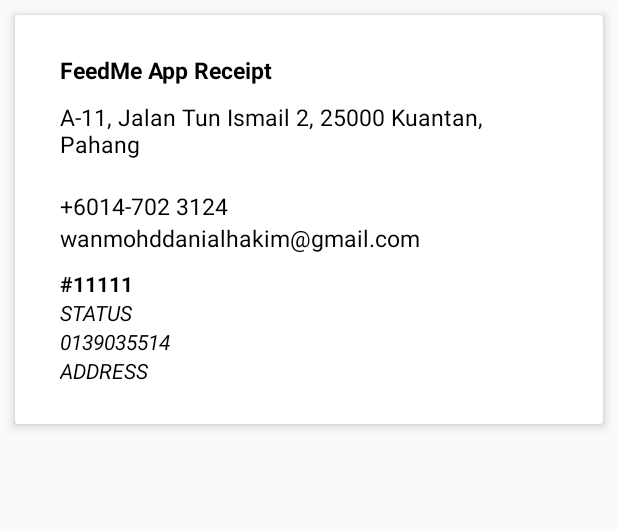
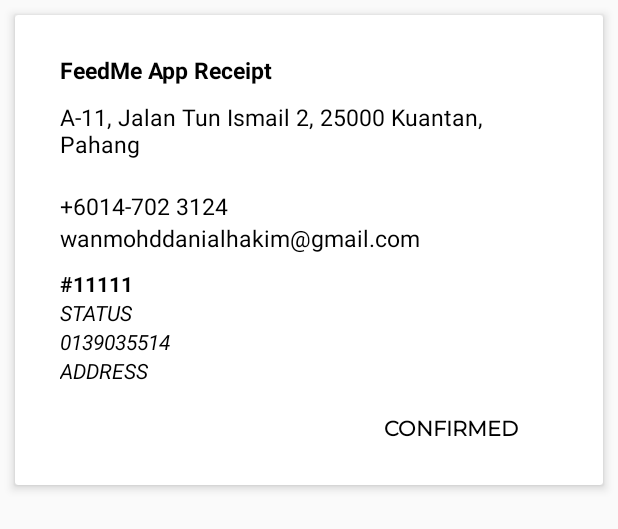
Before and after one commit to wmDanialh/G03_39-FEED-ME-APP-STAFF-ADMIN, an Android app: the layout admin_order_layout.xml on its own in the app's theme, with its tools: preview values and no code run, on a phone screen of 412 x 824 dp. Shown: the top 529 px of the screen. Run offline under Robolectric (Android 15) with nearby library versions, the phone set to English and light mode, and no system bars; Roboto replaces fonts that are not available here.

Commit message:
admin order confirmation from user

```diff
--- a/app/src/main/res/layout/admin_order_layout.xml
+++ b/app/src/main/res/layout/admin_order_layout.xml
@@ -109,6 +109,20 @@
                 android:layout_width="wrap_content"
                 android:layout_height="wrap_content"/>
 
+            <TextView
+                android:layout_gravity="end"
+                android:layout_marginTop="20dp"
+                android:id="@+id/confirm_order"
+                android:layout_marginLeft="10dp"
+                android:gravity="center_vertical|start"
+                android:textAllCaps="true"
+                android:text="CONFIRMED"
+                android:textStyle="bold"
+                android:fontFamily="@font/montserrat"
+                android:textColor="#000"
+                android:layout_width="wrap_content"
+                android:layout_height="wrap_content"/>
+
         </LinearLayout>
 
         <ImageView
```
